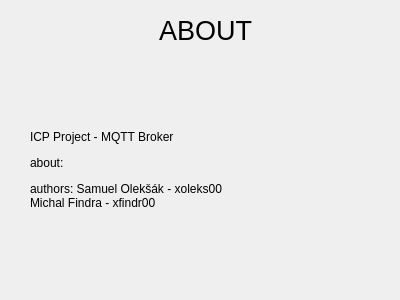
First picture: the form in src/helpdialog.ui, repository leSamo/ICP, before the edit.
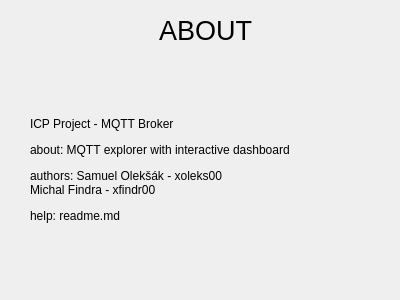
Second picture: the form after the edit.

Commit message: dashboard bug fix, help dialog rework, readme

The edit to the form file:
```diff
--- a/src/helpdialog.ui
+++ b/src/helpdialog.ui
@@ -48,7 +48,7 @@
     </rect>
    </property>
    <property name="text">
-    <string>&lt;html&gt;&lt;head/&gt;&lt;body&gt;&lt;p&gt;ICP Project - MQTT Broker &lt;/p&gt;&lt;p&gt;about:&lt;/p&gt;&lt;p&gt;authors: Samuel Olekšák - xoleks00&lt;br/&gt;Michal Findra - xfindr00&lt;/p&gt;&lt;/body&gt;&lt;/html&gt;</string>
+    <string>&lt;html&gt;&lt;head/&gt;&lt;body&gt;&lt;p&gt;ICP Project - MQTT Broker &lt;/p&gt;&lt;p&gt;about: MQTT explorer with interactive dashboard&lt;/p&gt;&lt;p&gt;authors: Samuel Olekšák - xoleks00&lt;br/&gt;Michal Findra - xfindr00&lt;/p&gt;&lt;p&gt;help: readme.md&lt;/p&gt;&lt;/body&gt;&lt;/html&gt;</string>
    </property>
   </widget>
  </widget>
```
The commit also changes 3 other files.
